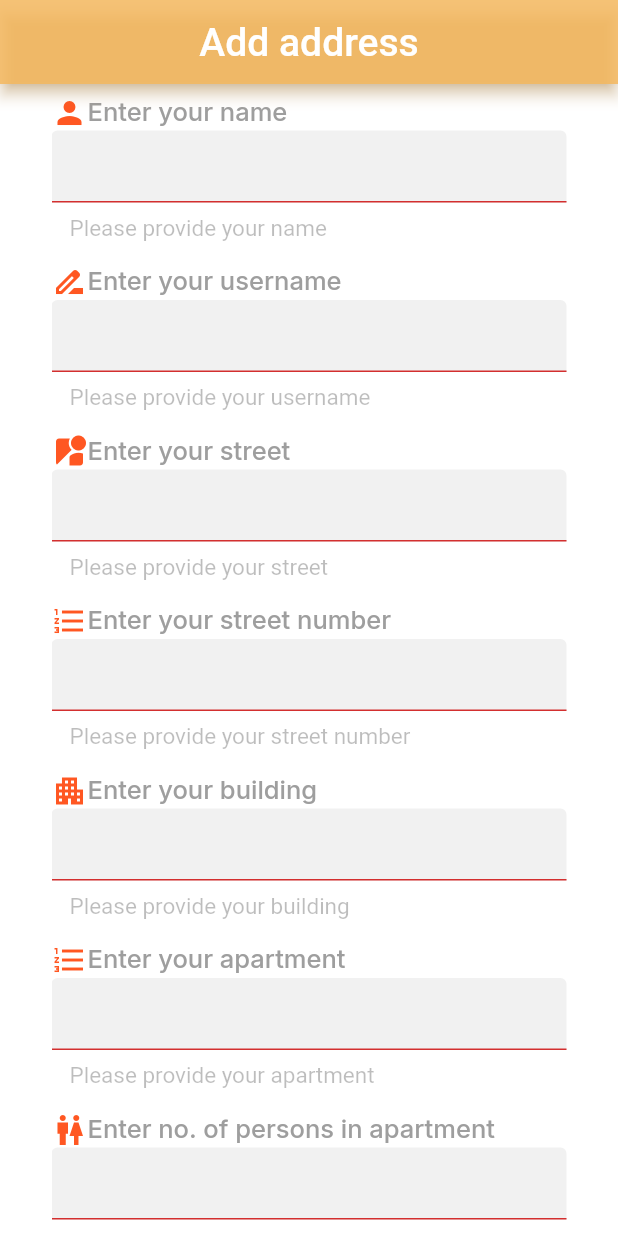
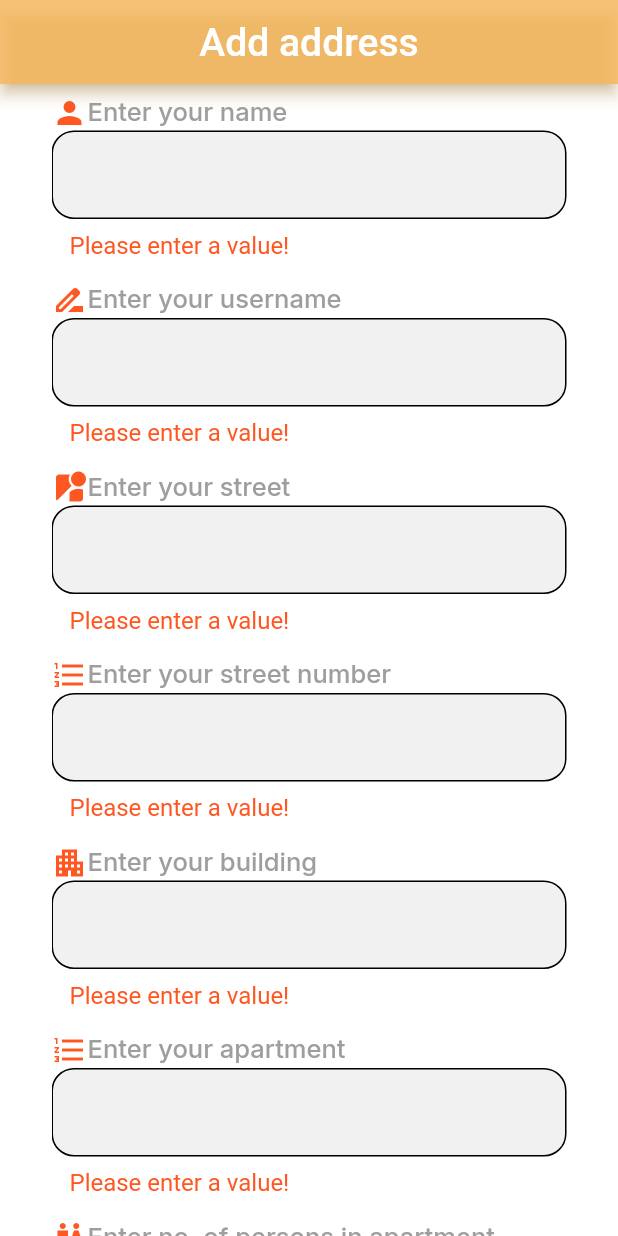
Before and after one commit to IrinaStefanescu/AdminBlock, a Flutter app: the UserAddress screen opened directly, scrolled down 135 dp, after a tap on "Submit", on a phone screen of 412 x 824 dp. Run offline on Flutter 3.47's test engine with Material 2 defaults, Android fonts, the phone set to English and light mode, and no system bars; our stand-ins replace carousel_slider, cloud_firestore, dio, firebase_auth, firebase_core, firebase_storage and 11 more; missing offline and left inert: flutter_mailer, flutter_stripe; accounts and stored records are empty; Roboto replaces fonts that are missing (Mukta); key blocks and very long unbroken strings in the code were emptied for the run.

Commit message:
separated text form filed's validations

```diff
--- /dev/null
+++ b/lib/pages/service/validators.dart
@@ -0,0 +1,36 @@
+class UserInputValidator {
+  static String? validateUserAddressFields(String? input) {
+    if (input == null || input.isEmpty) {
+      return 'Please enter a value!';
+    }
+    return null;
+  }
+
+  static String? validatedUserEmail(String? userEmail) {
+    RegExp emailRegExp = RegExp(
+        r"[a-z0-9!#$%&'*+=?^_`{|}~-]+(?:\.[a-z0-9!#$%&'*+=?^_`{|}~-]+)*@(?:[a-z0-9](?:[a-z0-9-]*[a-z0-9])?\.)+[a-z0-9](?:[a-z0-9-]*[a-z0-9])?");
+
+    if (userEmail == null || userEmail.isEmpty) {
+      return 'Please enter an email!';
+    } else if (!emailRegExp.hasMatch(userEmail)) {
+      return 'Please enter a valid email!';
+    }
+
+    return null;
+  }
+
+  static String? validatedUserPassword(String? userPassword) {
+    RegExp passwordRegExp =
+        RegExp(r"(?=.*?[A-Z])(?=.*?[a-z])(?=.*?[0-9])(?=.*?[!@#\$&*~]).{8,}$");
+
+    if (userPassword == null || userPassword.isEmpty) {
+      return 'Please enter a password!';
+    } else if (userPassword.length < 6) {
+      return 'Password should be at least 6 characters!';
+    } else if (!passwordRegExp.hasMatch(userPassword)) {
+      return 'Password should contain minimum 1: \nupper and lower case,  numeric number, \nspecial char, common char(! @ # * `).';
+    }
+
+    return null;
+  }
+}
--- a/lib/user/user_address.dart
+++ b/lib/user/user_address.dart
@@ -1,4 +1,5 @@
 import 'package:admin_block/pages/service/login.dart';
+import 'package:admin_block/pages/service/validators.dart';
 import 'package:admin_block/pages/user_main_layout.dart';
 import 'package:admin_block/user/dashboard.dart';
 import 'package:cloud_firestore/cloud_firestore.dart';
@@ -141,20 +142,21 @@ class _UserAddressState extends State<UserAddress> {
                       borderRadius: BorderRadius.all(Radius.circular(15.0)),
                     ),
                     errorStyle: TextStyle(
-                      color: Colors.black26,
-                      fontSize: 15.0,
+                      color: Colors.deepOrange,
+                      fontSize: 16.0,
+                    ),
+                    focusedErrorBorder: OutlineInputBorder(
+                      borderRadius: BorderRadius.all(Radius.circular(15.0)),
+                    ),
+                    errorBorder: OutlineInputBorder(
+                      borderRadius: BorderRadius.all(Radius.circular(15.0)),
                     ),
                   ),
                   controller: nameController,
                   onChanged: (value) {
                     name = value;
                   },
-                  validator: (value) {
-                    if (value == null || value.isEmpty) {
-                      return 'Please provide your name';
-                    }
-                    return null;
-                  },
+                  validator: UserInputValidator.validateUserAddressFields,
                 ),
                 SizedBox(
                   height: 15,
@@ -189,20 +191,21 @@ class _UserAddressState extends State<UserAddress> {
                       borderRadius: BorderRadius.all(Radius.circular(15.0)),
                     ),
                     errorStyle: TextStyle(
-                      color: Colors.black26,
-                      fontSize: 15.0,
+                      color: Colors.deepOrange,
+                      fontSize: 16.0,
+                    ),
+                    focusedErrorBorder: OutlineInputBorder(
+                      borderRadius: BorderRadius.all(Radius.circular(15.0)),
+                    ),
+                    errorBorder: OutlineInputBorder(
+                      borderRadius: BorderRadius.all(Radius.circular(15.0)),
                     ),
                   ),
                   controller: usernameController,
                   onChanged: (value) {
                     username = value;
                   },
-                  validator: (value) {
-                    if (value == null || value.isEmpty) {
-                      return 'Please provide your username';
-                    }
-                    return null;
-                  },
+                  validator: UserInputValidator.validateUserAddressFields,
                 ),
                 SizedBox(
                   height: 15,
@@ -237,20 +240,21 @@ class _UserAddressState extends State<UserAddress> {
                       borderRadius: BorderRadius.all(Radius.circular(15.0)),
                     ),
                     errorStyle: TextStyle(
-                      color: Colors.black26,
-                      fontSize: 15.0,
+                      color: Colors.deepOrange,
+                      fontSize: 16.0,
+                    ),
+                    focusedErrorBorder: OutlineInputBorder(
+                      borderRadius: BorderRadius.all(Radius.circular(15.0)),
+                    ),
+                    errorBorder: OutlineInputBorder(
+                      borderRadius: BorderRadius.all(Radius.circular(15.0)),
                     ),
                   ),
                   controller: streetController,
                   onChanged: (value) {
                     street = value;
                   },
-                  validator: (value) {
-                    if (value == null || value.isEmpty) {
-                      return 'Please provide your street';
-                    }
-                    return null;
-                  },
+                  validator: UserInputValidator.validateUserAddressFields,
                 ),
                 SizedBox(
                   height: 15,
@@ -285,20 +289,21 @@ class _UserAddressState extends State<UserAddress> {
                       borderRadius: BorderRadius.all(Radius.circular(15.0)),
                     ),
                     errorStyle: TextStyle(
-                      color: Colors.black26,
-                      fontSize: 15.0,
+                      color: Colors.deepOrange,
+                      fontSize: 16.0,
+                    ),
+                    focusedErrorBorder: OutlineInputBorder(
+                      borderRadius: BorderRadius.all(Radius.circular(15.0)),
+                    ),
+                    errorBorder: OutlineInputBorder(
+                      borderRadius: BorderRadius.all(Radius.circular(15.0)),
                     ),
                   ),
                   controller: numberStreetController,
                   onChanged: (value) {
                     numberStreet = value;
                   },
-                  validator: (value) {
-                    if (value == null || value.isEmpty) {
-                      return 'Please provide your street number';
-                    }
-                    return null;
-                  },
+                  validator: UserInputValidator.validateUserAddressFields,
                 ),
                 SizedBox(
                   height: 15,
@@ -333,20 +338,21 @@ class _UserAddressState extends State<UserAddress> {
                       borderRadius: BorderRadius.all(Radius.circular(15.0)),
                     ),
                     errorStyle: TextStyle(
-                      color: Colors.black26,
-                      fontSize: 15.0,
+                      color: Colors.deepOrange,
+                      fontSize: 16.0,
+                    ),
+                    focusedErrorBorder: OutlineInputBorder(
+                      borderRadius: BorderRadius.all(Radius.circular(15.0)),
+                    ),
+                    errorBorder: OutlineInputBorder(
+                      borderRadius: BorderRadius.all(Radius.circular(15.0)),
                     ),
                   ),
                   controller: buildingController,
                   onChanged: (value) {
                     building = value;
                   },
-                  validator: (value) {
-                    if (value == null || value.isEmpty) {
-                      return 'Please provide your building';
-                    }
-                    return null;
-                  },
+                  validator: UserInputValidator.validateUserAddressFields,
                 ),
                 SizedBox(
                   height: 15,
@@ -381,20 +387,21 @@ class _UserAddressState extends State<UserAddress> {
                       borderRadius: BorderRadius.all(Radius.circular(15.0)),
                     ),
                     errorStyle: TextStyle(
-                      color: Colors.black26,
-                      fontSize: 15.0,
+                      color: Colors.deepOrange,
+                      fontSize: 16.0,
+                    ),
+                    focusedErrorBorder: OutlineInputBorder(
+                      borderRadius: BorderRadius.all(Radius.circular(15.0)),
+                    ),
+                    errorBorder: OutlineInputBorder(
+                      borderRadius: BorderRadius.all(Radius.circular(15.0)),
                     ),
                   ),
                   controller: apartmentController,
                   onChanged: (value) {
                     apartment = value;
                   },
-                  validator: (value) {
-                    if (value == null || value.isEmpty) {
-                      return 'Please provide your apartment';
-                    }
-                    return null;
-                  },
+                  validator: UserInputValidator.validateUserAddressFields,
                 ),
                 SizedBox(
                   height: 15,
@@ -429,20 +436,21 @@ class _UserAddressState extends State<UserAddress> {
                       borderRadius: BorderRadius.all(Radius.circular(15.0)),
                     ),
                     errorStyle: TextStyle(
-                      color: Colors.black26,
-                      fontSize: 15.0,
+                      color: Colors.deepOrange,
+                      fontSize: 16.0,
+                    ),
+                    focusedErrorBorder: OutlineInputBorder(
+                      borderRadius: BorderRadius.all(Radius.circular(15.0)),
+                    ),
+                    errorBorder: OutlineInputBorder(
+                      borderRadius: BorderRadius.all(Radius.circular(15.0)),
                     ),
                   ),
                   controller: numberOfPersonsController,
                   onChanged: (value) {
                     numberOfPersons = value;
                   },
-                  validator: (value) {
-                    if (value == null || value.isEmpty) {
-                      return 'Please provide number of persons';
-                    }
-                    return null;
-                  },
+                  validator: UserInputValidator.validateUserAddressFields,
                 ),
                 SizedBox(
                   height: 20,
```
Also changed, not shown: lib/pages/download_standardized_document_one.dart (+6 -6 lines), lib/pages/service/login.dart (+19 -18 lines), lib/pages/service/register.dart (+28 -26 lines).
